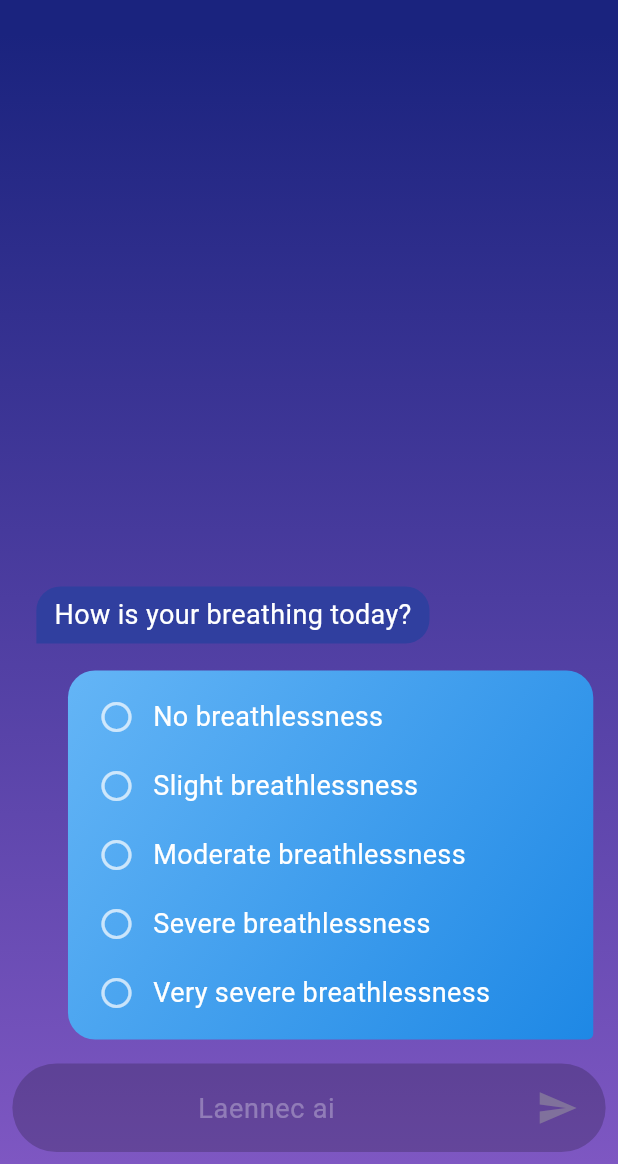
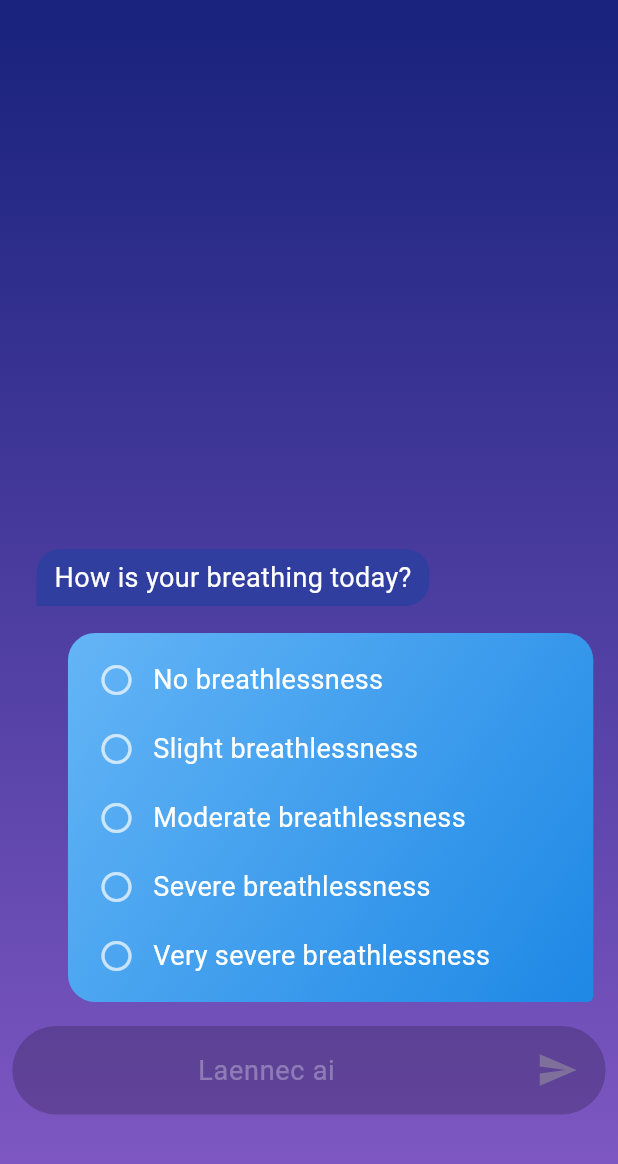
Before and after one commit to geopaul343/chatbot_sample_project, a Flutter app: the screen it shows after launch, on a phone screen of 412 x 824 dp, the part 72-1236 px from its top. Run offline on Flutter 3.47's test engine with Material 3 defaults, Android fonts, the phone set to English and light mode, and no system bars; drawn by our look-alikes of chat_bubbles; our stand-ins replace animated_text_kit, bloc, equatable, flutter_bloc.

Commit message:
updated ui chat screen , give space between chatbox and bottom side

```diff
--- a/lib/chat_screen.dart
+++ b/lib/chat_screen.dart
@@ -164,6 +164,7 @@ class _ChatViewState extends State<ChatView> {
                   ),
                 buildAnswerOptions(context, state),
                 buildTextComposer(context, state),
+                SizedBox(height: 25),
               ],
             );
           },
```
